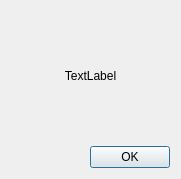
This is src/gui/forms/zestaboutdialog.ui in deufrai/Qrest as Qt 5 draws it before an edit. The edited form follows.
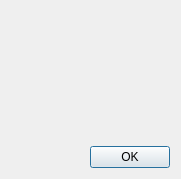
This is the edited form.

```diff
--- a/src/gui/forms/zestaboutdialog.ui
+++ b/src/gui/forms/zestaboutdialog.ui
@@ -22,7 +22,7 @@
       <enum>QFrame::NoFrame</enum>
      </property>
      <property name="text" >
-      <string>TextLabel</string>
+      <string/>
      </property>
      <property name="alignment" >
       <set>Qt::AlignCenter</set>
```
